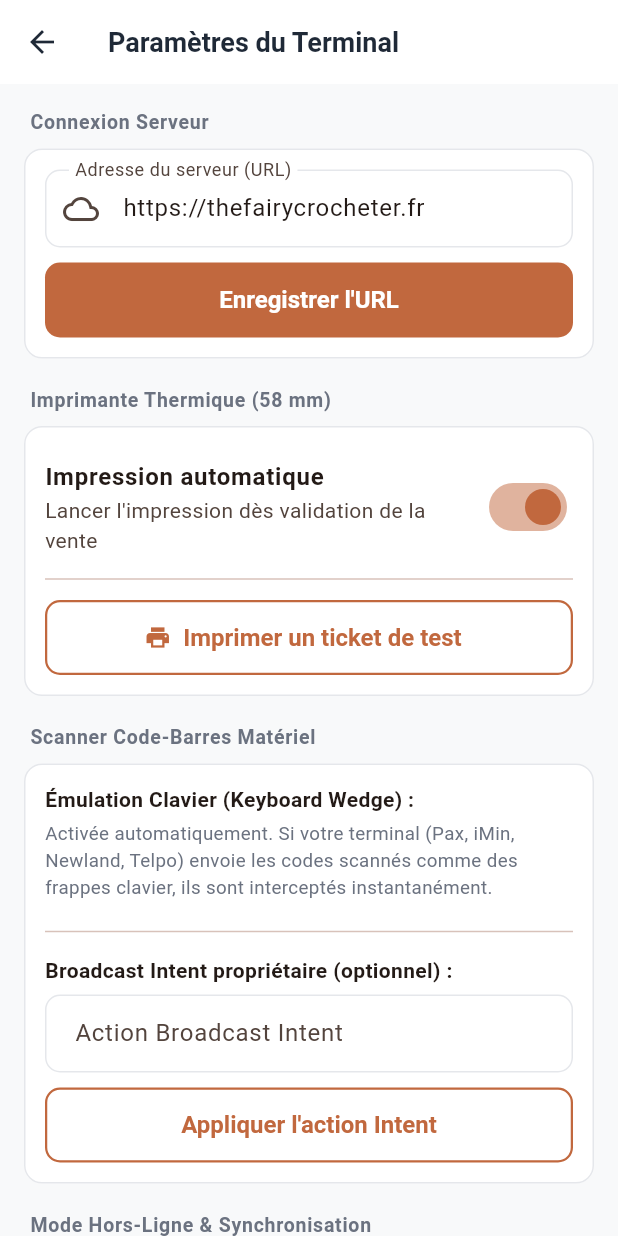
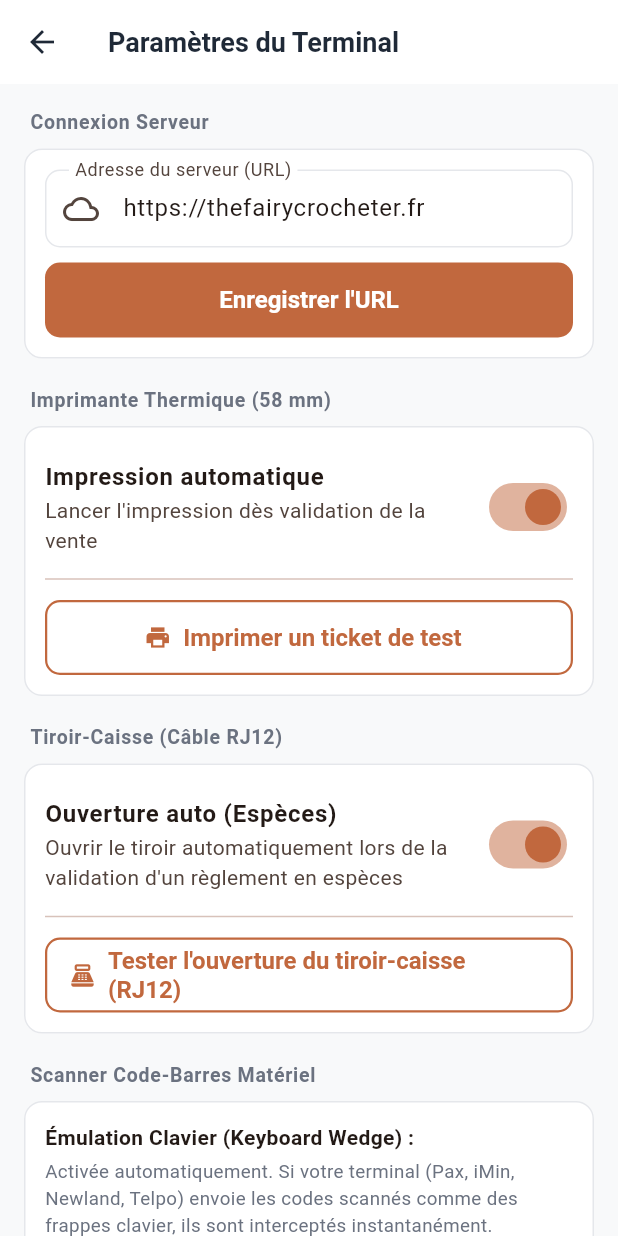
Before and after one commit to papsrowan/TheFairyCrocheter4, a Flutter app: the SettingsScreen screen opened directly, on a phone screen of 412 x 824 dp. Run offline on Flutter 3.47's test engine with Material 3 defaults, Android fonts, the phone set to English and light mode, and no system bars; our stand-ins replace dio, pdf, printing, shared_preferences; missing offline and left inert: esc_pos_utils_plus, mobile_scanner; accounts and stored records are empty; network calls fail.

Commit message:
feat(mobile): add RJ12 cash drawer kick support with auto-open on cash payment and manual open buttons

```diff
--- a/caisse_mobile/lib/providers/terminal_settings_provider.dart
+++ b/caisse_mobile/lib/providers/terminal_settings_provider.dart
@@ -9,6 +9,7 @@ class TerminalSettingsProvider extends ChangeNotifier {
 
   late String _baseUrl;
   late bool _autoPrint;
+  late bool _autoOpenDrawer;
   late String _printerMode;
   late String _scannerMode;
   late String _customIntentAction;
@@ -17,6 +18,7 @@ class TerminalSettingsProvider extends ChangeNotifier {
 
   String get baseUrl => _baseUrl;
   bool get autoPrint => _autoPrint;
+  bool get autoOpenDrawer => _autoOpenDrawer;
   String get printerMode => _printerMode;
   String get scannerMode => _scannerMode;
   String get customIntentAction => _customIntentAction;
@@ -33,6 +35,7 @@ class TerminalSettingsProvider extends ChangeNotifier {
   void _loadSettings() {
     _baseUrl = storageService.getBaseUrl();
     _autoPrint = storageService.getAutoPrint();
+    _autoOpenDrawer = storageService.getAutoOpenDrawer();
     _printerMode = storageService.getPrinterMode();
     _scannerMode = storageService.getScannerMode();
     _customIntentAction = storageService.getCustomIntentAction();
@@ -53,6 +56,12 @@ class TerminalSettingsProvider extends ChangeNotifier {
   Future<void> setAutoPrint(bool val) async {
     _autoPrint = val;
     await storageService.setAutoPrint(val);
+    notifyListeners();
+  }
+
+  Future<void> setAutoOpenDrawer(bool val) async {
+    _autoOpenDrawer = val;
+    await storageService.setAutoOpenDrawer(val);
     notifyListeners();
   }
 
--- a/caisse_mobile/lib/screens/settings_screen.dart
+++ b/caisse_mobile/lib/screens/settings_screen.dart
@@ -6,6 +6,8 @@ import '../providers/terminal_settings_provider.dart';
 import '../services/api_service.dart';
 import '../services/printer_service.dart';
 import '../services/feedback_service.dart';
+
+import '../services/cash_drawer_service.dart';
 
 class SettingsScreen extends StatefulWidget {
   const SettingsScreen({super.key});
@@ -125,6 +127,53 @@ class _SettingsScreenState extends State<SettingsScreen> {
                         ? const SizedBox(width: 18, height: 18, child: CircularProgressIndicator(strokeWidth: 2))
                         : const Icon(Icons.print),
                     label: const Text('Imprimer un ticket de test'),
+                  ),
+                ],
+              ),
+            ),
+          ),
+
+          const SizedBox(height: 18),
+
+          // Section Tiroir-Caisse (RJ12)
+          _buildSectionHeader('Tiroir-Caisse (Câble RJ12)'),
+          Card(
+            child: Padding(
+              padding: const EdgeInsets.all(14),
+              child: Column(
+                crossAxisAlignment: CrossAxisAlignment.start,
+                children: [
+                  SwitchListTile(
+                    title: const Text('Ouverture auto (Espèces)', style: TextStyle(fontWeight: FontWeight.w700)),
+                    subtitle: const Text('Ouvrir le tiroir automatiquement lors de la validation d\'un règlement en espèces'),
+                    value: settings.autoOpenDrawer,
+                    activeThumbColor: AppTheme.primaryColor,
+                    contentPadding: EdgeInsets.zero,
+                    onChanged: (val) => settings.setAutoOpenDrawer(val),
+                  ),
+                  const Divider(),
+                  const SizedBox(height: 6),
+                  OutlinedButton.icon(
+                    onPressed: () async {
+                      final ok = await CashDrawerService.openDrawer();
+                      if (context.mounted) {
+                        ScaffoldMessenger.of(context).showSnackBar(
+                          SnackBar(
+                            content: Row(
+                              children: [
+                                Icon(ok ? Icons.check_circle : Icons.info_outline, color: Colors.white, size: 20),
+                                const SizedBox(width: 8),
+                                Text(ok ? 'Signal d\'ouverture RJ12 envoyé !' : 'Commande d\'ouverture envoyée.'),
+                              ],
+                            ),
+                            backgroundColor: AppTheme.secondaryColor,
+                            duration: const Duration(seconds: 2),
+                          ),
+                        );
+                      }
+                    },
+                    icon: const Icon(Icons.point_of_sale),
+                    label: const Text('Tester l\'ouverture du tiroir-caisse (RJ12)'),
                   ),
                 ],
               ),
--- a/caisse_mobile/lib/services/storage_service.dart
+++ b/caisse_mobile/lib/services/storage_service.dart
@@ -12,6 +12,7 @@ class StorageService {
   static const String keyScannerMode = 'pos_scanner_mode'; // 'wedge' | 'broadcast' | 'camera'
   static const String keyCustomIntentAction = 'pos_custom_intent_action';
   static const String keyOfflineQueue = 'pos_offline_sales_queue';
+  static const String keyAutoOpenDrawer = 'pos_auto_open_drawer';
 
   late SharedPreferences _prefs;
 
@@ -64,6 +65,9 @@ class StorageService {
   bool getAutoPrint() => _prefs.getBool(keyAutoPrint) ?? true;
   Future<void> setAutoPrint(bool val) => _prefs.setBool(keyAutoPrint, val);
 
+  bool getAutoOpenDrawer() => _prefs.getBool(keyAutoOpenDrawer) ?? true;
+  Future<void> setAutoOpenDrawer(bool val) => _prefs.setBool(keyAutoOpenDrawer, val);
+
   String getPrinterMode() => _prefs.getString(keyPrinterMode) ?? 'android_spooler';
   Future<void> setPrinterMode(String mode) => _prefs.setString(keyPrinterMode, mode);
 
```
Also changed, not shown: caisse_mobile/lib/screens/checkout_dialog.dart (+32 -0 lines), caisse_mobile/lib/screens/pos_screen.dart (+26 -0 lines), caisse_mobile/lib/services/cash_drawer_service.dart (added, +25 -0 lines), 1 other file.
